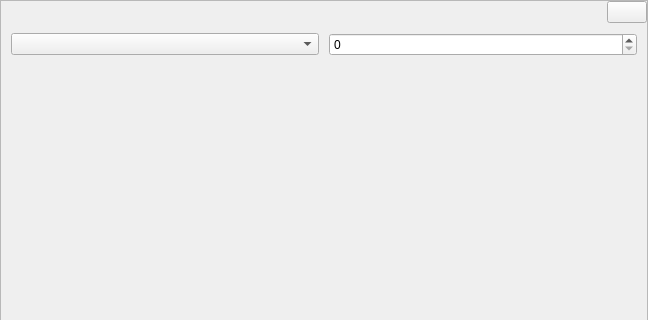
The window that src/gui/ui/form_dlg.ui (LaM0uette/MyDLG) describes before a commit, drawn with Qt 5; both pictures show x 0 to 648 and y 0 to 320 of the 648 by 783 pixel window.
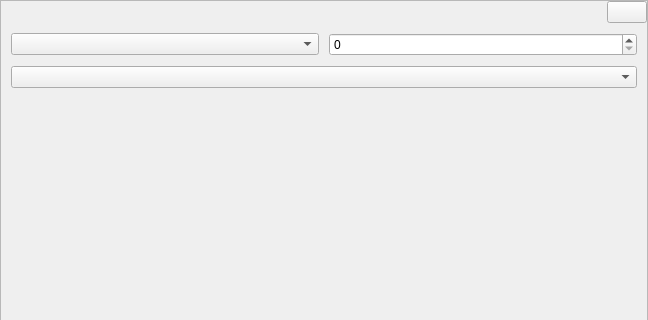
The same window after the commit.

Commit message: requte ajout phase

The edit to the form file:
```diff
--- a/src/gui/ui/form_dlg.ui
+++ b/src/gui/ui/form_dlg.ui
@@ -134,6 +134,9 @@
            </item>
           </layout>
          </item>
+         <item>
+          <widget class="QComboBox" name="cb_td"/>
+         </item>
          <item>
           <spacer name="verticalSpacer">
            <property name="orientation">
```
